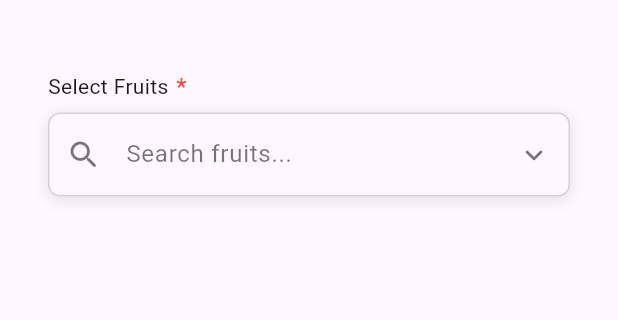
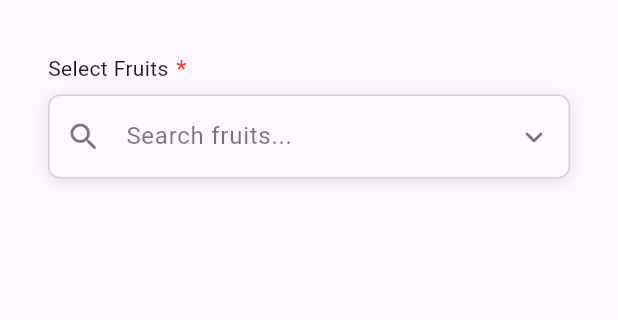
Before and after one commit to pavan-kumar-mannem/selestro, a Flutter app: the screen it shows after launch, on a phone screen of 412 x 824 dp, the part 63-383 px from its top. Run offline on Flutter 3.47's test engine with Material 3 defaults, Android fonts, the light colour scheme and no system bars; our stand-ins replace flutter_mobx, mobx; generated files the repository leaves out were written again.

Commit message:
1.Reduce the space occured after the widget build

```diff
--- a/lib/src/data_selection_widget.dart
+++ b/lib/src/data_selection_widget.dart
@@ -76,7 +76,10 @@ class _DataSelectionWidgetState<T> extends State<DataSelectionWidget<T>> {
     final colorScheme = theme.colorScheme;
 
     return Container(
-      margin: const EdgeInsets.all(16),
+      margin: const EdgeInsets.symmetric(
+        horizontal: 16,
+        vertical: 4,
+      ),
       child: Column(
         crossAxisAlignment: CrossAxisAlignment.start,
         children: [
@@ -115,15 +118,24 @@ class _DataSelectionWidgetState<T> extends State<DataSelectionWidget<T>> {
                   : const SizedBox.shrink(),
             ),
           ),
-          const SizedBox(height: 20),
-          if (widget.errorMsg != null)
+          if (widget.errorMsg != null) ...[
+            const SizedBox(height: 20),
             Padding(
               padding: const EdgeInsets.only(bottom: 8),
               child: Text(
                 widget.errorMsg!,
               ),
             ),
-          _buildConfirmedItems(context, colorScheme),
+          ],
+          Observer(
+            builder: (context) {
+              if( (widget.store.confirmedItems.isNotEmpty)) {
+                return _buildConfirmedItems(context, colorScheme);
+              } else {
+                return const SizedBox.shrink();
+              }
+            }
+          ),
         ],
       ),
     );
@@ -387,7 +399,7 @@ class _DataSelectionWidgetState<T> extends State<DataSelectionWidget<T>> {
               children: [
                 Observer(
                   builder: (_) => Text(
-                    '${widget.store.selectedItems.length} selected}',
+                    '${widget.store.selectedItems.length} selected',
                   ),
                 ),
                 Observer(
--- a/pubspec.yaml
+++ b/pubspec.yaml
@@ -1,6 +1,6 @@
 name: custom_multi_search
 description: A customizable multi-select dropdown widget with search functionality for Flutter applications using MobX state management.
-version: 1.0.5
+version: 1.0.6
 homepage: https://github.com/pavan-kumar-mannem/selestro
 repository: https://github.com/pavan-kumar-mannem/selestro
 issue_tracker: https://github.com/pavan-kumar-mannem/selestro/issues
```
Also changed, not shown: 2 other files.
